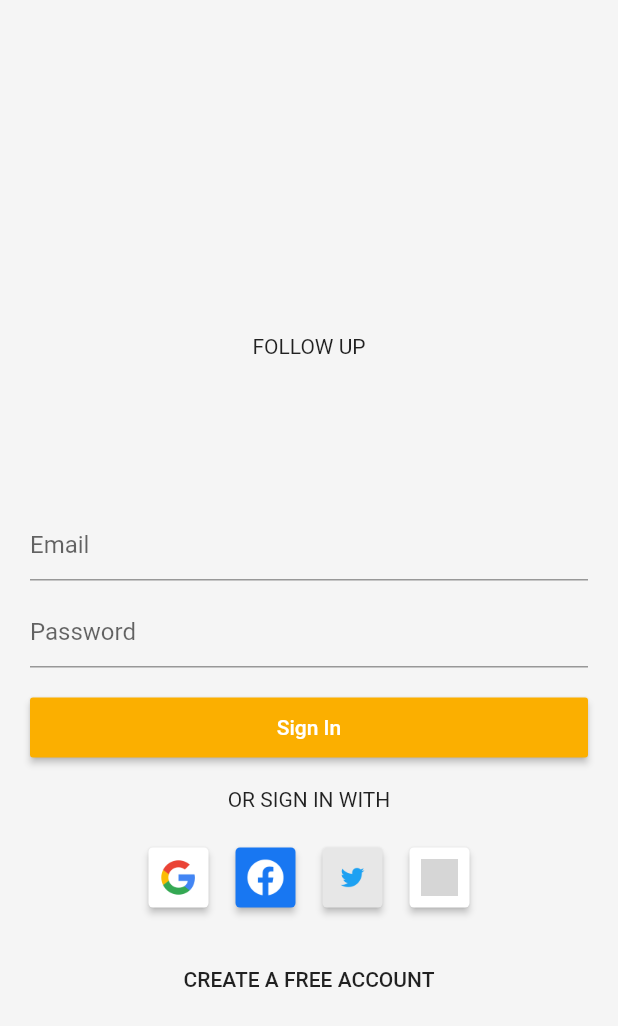
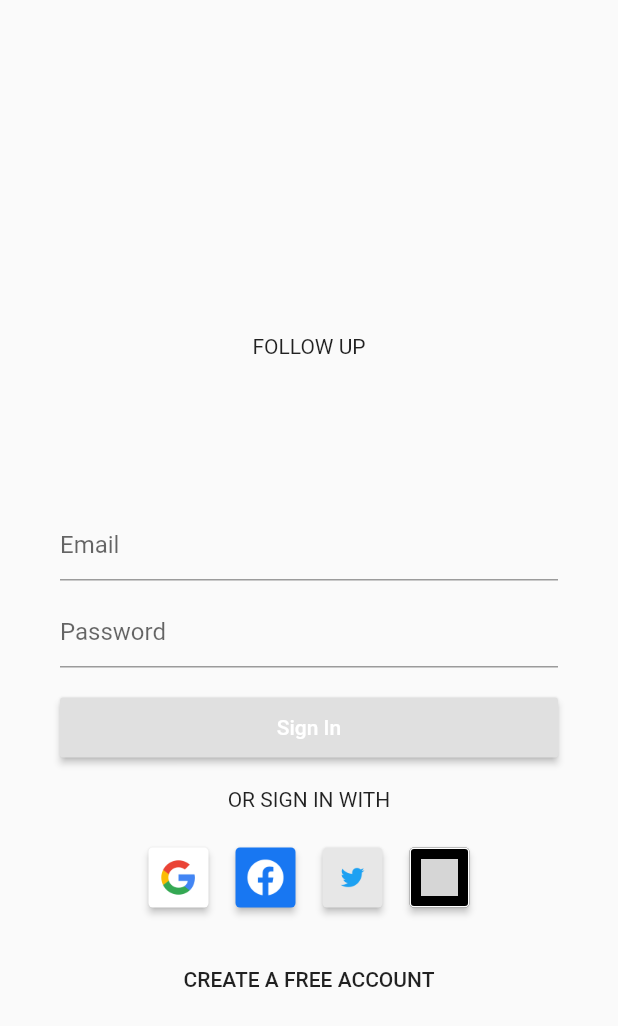
Before and after one commit to Megasix/follow_up_app, a Flutter app: the screen it shows after launch, on a phone screen of 412 x 824 dp. Shown: the top 1026 px of the screen. Run offline on Flutter 3.47's test engine with Material 2 defaults, Android fonts, the phone set to English and light mode, and no system bars; our stand-ins replace cloud_firestore, firebase_auth, flutter_spinkit; missing offline and left inert: keyboard_visibility; accounts and stored records are empty; grey boxes are pictures that could not be loaded.

Commit message:
Update sign_in.dart
implementation of the support for theme's change

```diff
--- a/lib/screens/authenticate/sign_in.dart
+++ b/lib/screens/authenticate/sign_in.dart
@@ -1,5 +1,6 @@
 import 'package:flutter/cupertino.dart';
 import 'package:flutter/material.dart';
+import 'package:follow_up_app/main.dart';
 import 'file:///C:/Users/lawso/AndroidStudioProjects/follow_up_app/lib/shared/features/twitter.dart';
 import 'package:follow_up_app/services/auth.dart';
 import 'package:follow_up_app/shared/constants.dart';
@@ -46,20 +47,21 @@ class _SignInState extends State<SignIn> {
     //default gap between two elements
     const sameTypePadding = 10.0;
     const generalPadding = 20.0;
-    double screenWidth = MediaQuery.of(context).size.width;
-    double screenHeight = MediaQuery.of(context).size.width;
+    final double screenWidth = MediaQuery.of(context).size.width;
+    final double screenHeight = MediaQuery.of(context).size.width;
+
+    bool lightThemeEnabled = getTheme();
 
     return loading
         ? Loading()
         : Scaffold(
             resizeToAvoidBottomInset: false,
-            backgroundColor: Color(0xFFF5F5F5),
             body: AnimatedContainer(
               curve: Curves.easeOut,
               duration: Duration(milliseconds: 400),
               width: double.infinity,
               height: double.infinity,
-              padding: EdgeInsets.all(20),
+              padding: EdgeInsets.all(40),
               alignment: childAlignement,
               child: Form(
                 key: _formKey,
@@ -96,7 +98,6 @@ class _SignInState extends State<SignIn> {
                       width: screenWidth,
                       height: 40.0,
                       child: RaisedButton(
-                          color: Color(0xFFFBAF00),
                           child: Text('Sign In', style: TextStyle(color: Colors.white)),
                           onPressed: () async {
                             if (_formKey.currentState.validate()) {
@@ -126,7 +127,7 @@ class _SignInState extends State<SignIn> {
                         SizedBox(width: sameTypePadding),
                         TwitterSignInButton(onPressed: () async {}),
                         SizedBox(width: sameTypePadding),
-                        AppleSignInButton(onPressed: () async {}, darkMode: false),
+                        AppleSignInButton(onPressed: () async {}, darkMode: !lightThemeEnabled),
                       ],
                     ),
 
@@ -143,7 +144,7 @@ class _SignInState extends State<SignIn> {
                     Text(
                       error,
                       style: TextStyle(color: Colors.red, fontSize: 14.0),
-                    )
+                    ),
                   ],
                 ),
               ),
```
